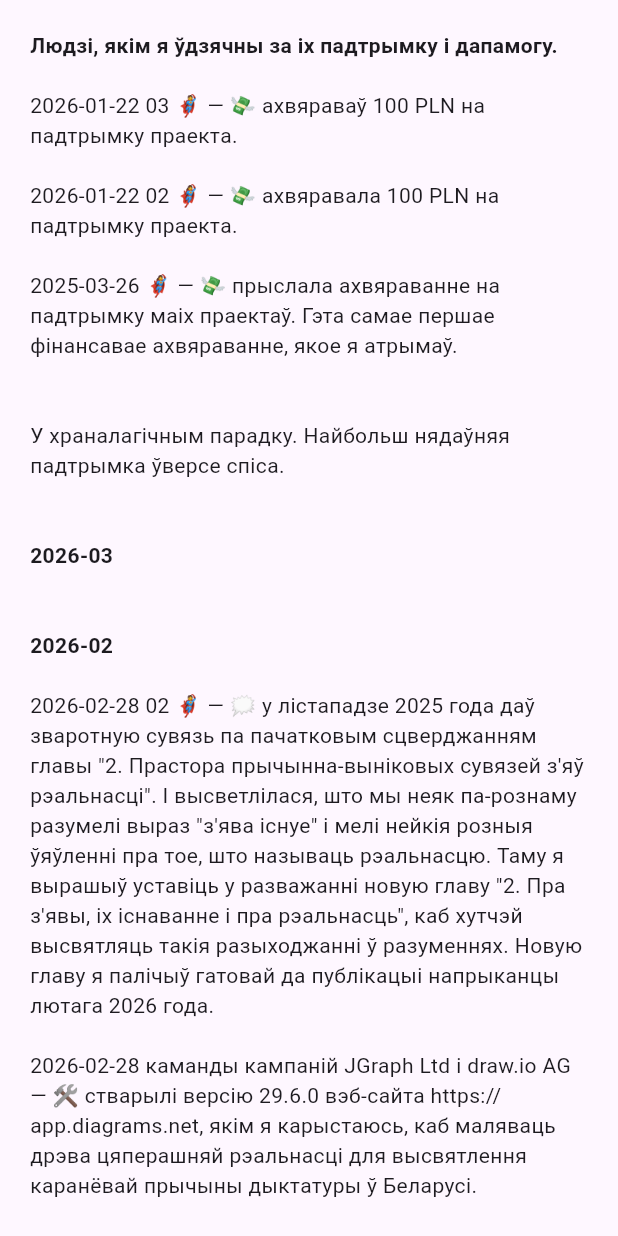
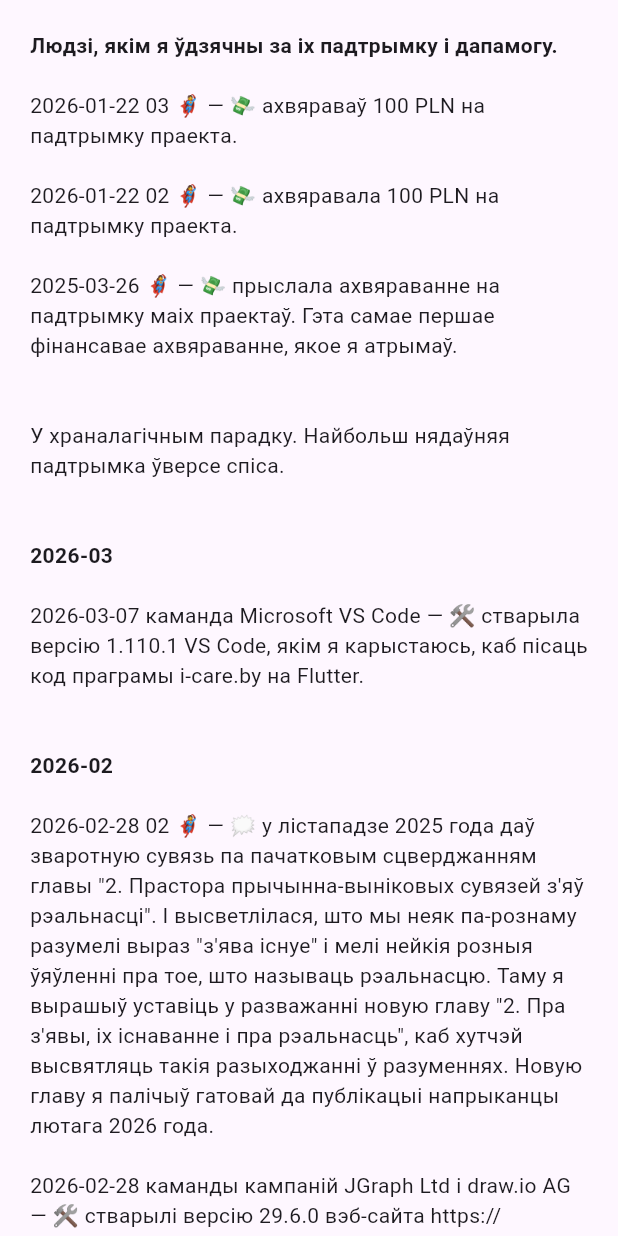
Before and after one commit to mshurkaeu-public/i-care.by, a Flutter app: the MyGratitude widget shown alone on an empty page, opened directly, on a phone screen of 412 x 824 dp. Run offline on Flutter 3.47's test engine with Material 3 defaults, Android fonts, the phone set to English and light mode, and no system bars; our stand-ins replace carousel_slider, expandable_text, google_fonts, package_info_plus, photo_view, web; missing offline and left inert: multi_split_view; generated files the repository leaves out were written again.

Commit message:
Record my gratitude to Microsoft VS Code team for creation of version 1.110.1 of VS Code

```diff
--- a/i-care.by-app/lib/l10n/app_be.arb
+++ b/i-care.by-app/lib/l10n/app_be.arb
@@ -2141,6 +2141,10 @@
   "@aboutMyGratitude_2026_02_title": {
     "description": "Title for 2026-02 list/text on the \"my gratitude\" tab on the \"About\" page."
   },
+  "aboutMyGratitude_2026_03_07_01": "\n2026-03-07 каманда Microsoft VS Code — 🛠️ стварыла версію 1.110.1 VS Code, якім я карыстаюсь, каб пісаць код праграмы i-care.by на Flutter.\n",
+  "@aboutMyGratitude_2026_03_07_01": {
+    "description": "Text for 2026-03-07 Microsoft VS Code team on the \"my gratitude\" tab on the \"About\" page."
+  },
   "aboutMyGratitude_2026_03_title": "\n\n2026-03\n",
   "@aboutMyGratitude_2026_03_title": {
     "description": "Title for 2026-03 list/text on the \"my gratitude\" tab on the \"About\" page."
--- a/i-care.by-app/lib/my_gratitude.dart
+++ b/i-care.by-app/lib/my_gratitude.dart
@@ -43,6 +43,9 @@ class MyGratitude extends StatelessWidget {
                 text: l10n.aboutMyGratitude_2026_03_title,
                 style: titleStyle,
               ),
+              TextSpan(
+                text: l10n.aboutMyGratitude_2026_03_07_01,
+              ),
 
               // 2026-02
               TextSpan(
```
